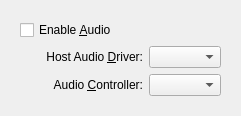
Above: src/VBox/Frontends/VirtualBox/src/settings/machine/UIMachineSettingsAudio.ui from pop-os/virtualbox before the change. Below: the same form after it.
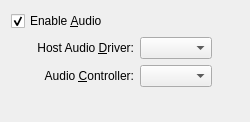
That is the form after the change.

The edit to the form file:
```diff
--- a/src/VBox/Frontends/VirtualBox/src/settings/machine/UIMachineSettingsAudio.ui
+++ b/src/VBox/Frontends/VirtualBox/src/settings/machine/UIMachineSettingsAudio.ui
@@ -13,91 +13,96 @@
  hope that it will be useful, but WITHOUT ANY WARRANTY of any kind.
  </comment>
  <class>UIMachineSettingsAudio</class>
- <widget class="QWidget" name="UIMachineSettingsAudio">
-  <layout class="QVBoxLayout" name="m_pMainLayout">
-   <item>
-    <widget class="QWidget" name="m_pContainerAudioOptions">
-     <layout class="QGridLayout" name="m_pContainerLayoutAudioOptions">
-      <item row="0" column="0" colspan="2">
-       <widget class="QCheckBox" name="m_pCheckBoxAudio">
-        <property name="whatsThis">
+ <widget class="QWidget" name="UIMachineSettingsAudio" >
+  <property name="geometry" >
+   <rect>
+    <x>0</x>
+    <y>0</y>
+    <width>250</width>
+    <height>122</height>
+   </rect>
+  </property>
+  <layout class="QGridLayout" >
+   <item row="0" column="0" colspan="2" >
+    <widget class="QCheckBox" name="mGbAudio" >
+     <property name="whatsThis" >
          <string>When checked, a virtual PCI audio card will be plugged into the virtual machine and will communicate with the host audio system using the specified driver.</string>
         </property>
-        <property name="text">
+     <property name="text" >
          <string>Enable &amp;Audio</string>
         </property>
-       </widget>
-      </item>
-      <item row="1" column="0">
+     <property name="checked" >
+      <bool>true</bool>
+     </property>
+    </widget>
+   </item>
+   <item row="1" column="0" >
        <spacer>
-        <property name="orientation">
+     <property name="orientation" >
          <enum>Qt::Horizontal</enum>
         </property>
-        <property name="sizeType">
+     <property name="sizeType" >
          <enum>QSizePolicy::Fixed</enum>
         </property>
-        <property name="sizeHint">
+     <property name="sizeHint" >
          <size>
           <width>20</width>
-          <height>0</height>
+       <height>20</height>
          </size>
         </property>
        </spacer>
       </item>
-      <item row="1" column="1">
-       <widget class="QWidget" name="m_pContainerAudioSubOptions">
-        <layout class="QGridLayout" name="m_pContainerLayoutAudioSubOptions">
-         <property name="margin">
+   <item row="1" column="1" >
+    <widget class="QWidget" native="1" name="mAudioChild" >
+     <layout class="QGridLayout" >
+      <property name="leftMargin" >
           <number>0</number>
          </property>
-         <item row="0" column="0">
-          <widget class="QLabel" name="m_pLabelAudioDriver">
-           <property name="text">
+      <property name="topMargin" >
+       <number>0</number>
+      </property>
+      <property name="rightMargin" >
+       <number>0</number>
+      </property>
+      <property name="bottomMargin" >
+       <number>0</number>
+      </property>
+      <item row="0" column="0" >
+       <widget class="QLabel" name="mLbAudioDriver" >
+        <property name="text" >
             <string>Host Audio &amp;Driver:</string>
            </property>
-           <property name="alignment">
+        <property name="alignment" >
             <set>Qt::AlignRight|Qt::AlignTrailing|Qt::AlignVCenter</set>
            </property>
-           <property name="buddy">
-            <cstring>m_pComboAudioDriver</cstring>
+        <property name="buddy" >
+         <cstring>mCbAudioDriver</cstring>
            </property>
           </widget>
          </item>
-         <item row="0" column="1">
-          <widget class="QComboBox" name="m_pComboAudioDriver">
-           <property name="sizePolicy">
-            <sizepolicy hsizetype="MinimumExpanding" vsizetype="Fixed">
-             <horstretch>1</horstretch>
-             <verstretch>0</verstretch>
-            </sizepolicy>
-           </property>
-           <property name="whatsThis">
+      <item row="0" column="1" >
+       <widget class="QComboBox" name="mCbAudioDriver" >
+        <property name="whatsThis" >
             <string>Controls the audio output driver. The &lt;b>Null Audio Driver&lt;/b> makes the guest see an audio card, however every access to it will be ignored.</string>
            </property>
           </widget>
          </item>
-         <item row="1" column="0">
-          <widget class="QLabel" name="m_pLabelAudioController">
-           <property name="text">
+      <item row="1" column="0" >
+       <widget class="QLabel" name="mLbAudioController" >
+        <property name="text" >
             <string>Audio &amp;Controller:</string>
            </property>
-           <property name="alignment">
+        <property name="alignment" >
             <set>Qt::AlignRight|Qt::AlignTrailing|Qt::AlignVCenter</set>
            </property>
-           <property name="buddy">
-            <cstring>m_pComboAudioController</cstring>
+        <property name="buddy" >
+         <cstring>mCbAudioController</cstring>
            </property>
           </widget>
          </item>
-         <item row="1" column="1">
-          <widget class="QComboBox" name="m_pComboAudioController">
-           <property name="sizePolicy">
-            <sizepolicy hsizetype="MinimumExpanding" vsizetype="Fixed">
-             <horstretch>1</horstretch>
-             <verstretch>0</verstretch>
-            </sizepolicy>
-           </property>
-           <property name="whatsThis">
+      <item row="1" column="1" >
+       <widget class="QComboBox" name="mCbAudioController" >
+        <property name="whatsThis" >
             <string>Selects the type of the virtual sound card. Depending on this value, VirtualBox will provide different audio hardware to the virtual machine.</string>
            </property>
           </widget>
@@ -105,15 +110,25 @@
         </layout>
        </widget>
       </item>
-     </layout>
-    </widget>
+   <item row="1" column="2" >
+    <spacer>
+     <property name="orientation" >
+      <enum>Qt::Horizontal</enum>
+     </property>
+     <property name="sizeHint" >
+      <size>
+       <width>40</width>
+       <height>20</height>
+      </size>
+     </property>
+    </spacer>
    </item>
-   <item>
+   <item row="2" column="1" >
     <spacer>
-     <property name="orientation">
+     <property name="orientation" >
       <enum>Qt::Vertical</enum>
      </property>
-     <property name="sizeHint">
+     <property name="sizeHint" >
       <size>
        <width>0</width>
        <height>0</height>
```
Left out of the diff: 32 changed lines with no effect on the pictures. Lines whose indentation alone changed are shown as unchanged.
